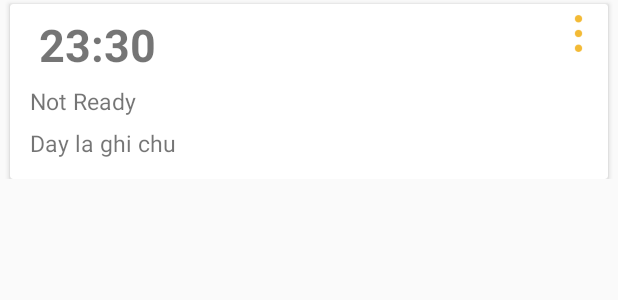
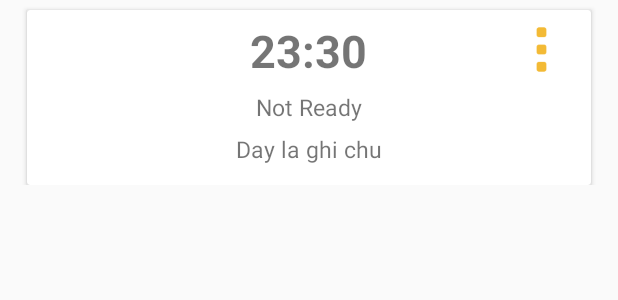
Before and after one commit to duongtainhan/YourTime, an Android app: the layout layout_schedule_item.xml on its own in the app's theme, with its tools: preview values and no code run, on a phone screen of 412 x 824 dp. Shown: the top 300 px of the screen. Run offline under Robolectric (Android 15) with nearby library versions, the phone set to English and light mode, and no system bars.

Commit message:
Updated design

```diff
--- a/app/src/main/res/layout/layout_schedule_item.xml
+++ b/app/src/main/res/layout/layout_schedule_item.xml
@@ -8,13 +8,14 @@
         android:layout_width="match_parent"
         android:layout_height="wrap_content"
         android:id="@+id/cardViewSchedule"
-        android:layout_marginStart="@dimen/_5sdp"
-        android:layout_marginEnd="@dimen/_5sdp"
-        android:layout_marginTop="@dimen/_2sdp">
+        android:layout_marginStart="@dimen/_14sdp"
+        android:layout_marginEnd="@dimen/_14sdp"
+        android:layout_marginTop="@dimen/_5sdp">
         <RelativeLayout
             android:layout_width="match_parent"
             android:layout_height="wrap_content">
             <TextView
+                android:layout_centerHorizontal="true"
                 android:layout_width="wrap_content"
                 android:layout_height="wrap_content"
                 android:id="@+id/txtStartSchedule"
@@ -24,6 +25,7 @@
                 android:layout_marginStart="@dimen/_15sdp"
                 android:textStyle="bold" />
             <TextView
+                android:layout_centerHorizontal="true"
                 android:layout_width="wrap_content"
                 android:layout_height="wrap_content"
                 android:text="@string/not_ready"
@@ -33,6 +35,7 @@
                 android:textSize="@dimen/_12ssp"
                 android:layout_below="@id/txtStartSchedule"/>
             <TextView
+                android:layout_centerHorizontal="true"
                 android:layout_marginTop="@dimen/_5sdp"
                 android:layout_marginStart="@dimen/_10sdp"
                 android:layout_width="wrap_content"
@@ -43,6 +46,8 @@
                 android:textSize="@dimen/_12ssp"
                 android:layout_marginBottom="@dimen/_10sdp"/>
             <ImageView
+                android:layout_marginTop="@dimen/_5sdp"
+                android:layout_marginEnd="@dimen/_10sdp"
                 android:layout_width="@dimen/_30sdp"
                 android:layout_height="@dimen/_30sdp"
                 android:src="@drawable/ic_option"
--- a/app/src/main/res/menu/popup_menu.xml
+++ b/app/src/main/res/menu/popup_menu.xml
@@ -2,9 +2,11 @@
 <menu xmlns:android="http://schemas.android.com/apk/res/android">
 
     <item
-        android:title="@string/update"
+        android:icon="@drawable/ic_edit"
+        android:title="@string/edit"
         android:id="@+id/itemUpdate" />
     <item
         android:title="@string/delete"
+        android:icon="@drawable/ic_delete"
         android:id="@+id/itemDelete"/>
 </menu>
--- a/app/src/main/res/values/strings.xml
+++ b/app/src/main/res/values/strings.xml
@@ -30,4 +30,5 @@
     <string name="no_schedule">No Schedule</string>
     <string name="not_ready">Not Ready</string>
     <string name="day_la_ghi_chu">Day la ghi chu</string>
+    <string name="edit">Edit</string>
 </resources>
```
Also changed, not shown: app/src/main/java/com/example/duongtainhan555/yourtime/Adapter/ScheduleAdapter.java (+10 -1 lines), app/src/main/res/drawable/ic_delete.png (added), app/src/main/res/drawable/ic_edit.png (added), app/src/main/res/drawable/ic_option.png.
